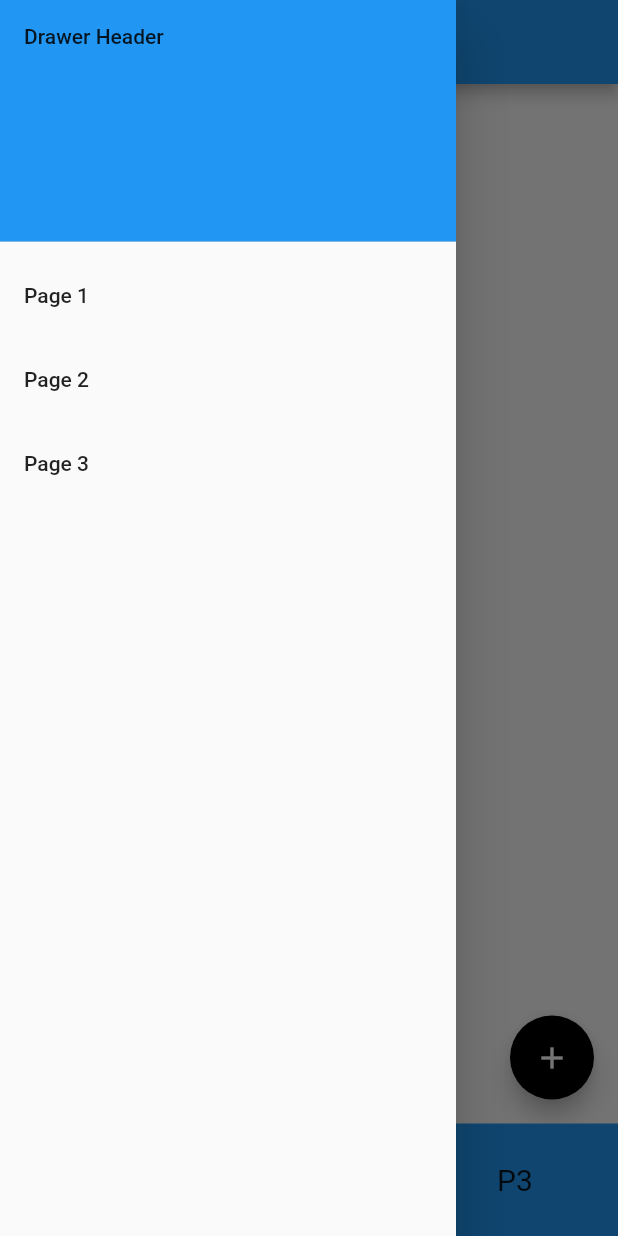
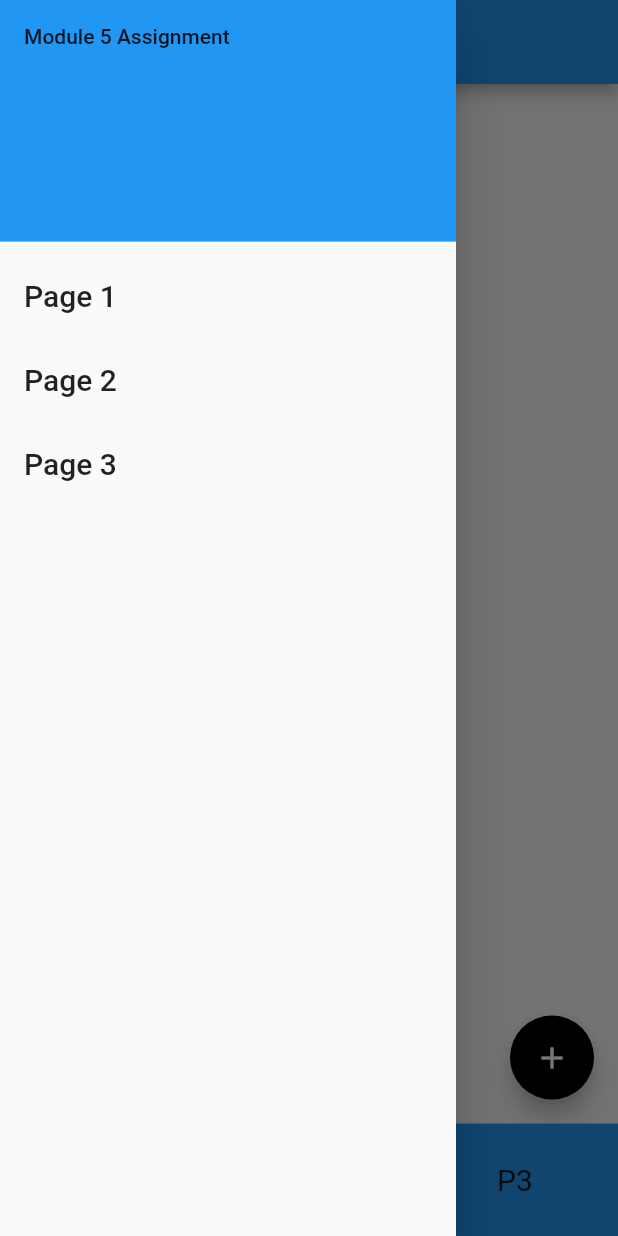
Before and after one commit to MDRifatkhan333/Ostad_Flutter_assignment, a Flutter app: the screen it shows after launch, with the side drawer open, on a phone screen of 412 x 824 dp. Run offline on Flutter 3.47's test engine with Material 2 defaults, Android fonts, the phone set to English and light mode, and no system bars; drawn by our look-alikes of curved_navigation_bar.

Commit message:
module 5

```diff
--- a/lib/homeScreen.dart
+++ b/lib/homeScreen.dart
@@ -52,24 +52,39 @@ class _MyHomeScreenState extends State<MyHomeScreen> {
               decoration: BoxDecoration(
                 color: Colors.blue,
               ),
-              child: Text('Drawer Header'),
+              child: Text('Module 5 Assignment'),
             ),
             ListTile(
-              title: const Text('Page 1'),
+              title: const Text(
+                'Page 1',
+                style: TextStyle(
+                  fontSize: 20,
+                ),
+              ),
               onTap: () {
                 _changePage(0);
                 Navigator.pop(context);
               },
             ),
             ListTile(
-              title: const Text('Page 2'),
+              title: const Text(
+                'Page 2',
+                style: TextStyle(
+                  fontSize: 20,
+                ),
+              ),
               onTap: () {
                 _changePage(1);
                 Navigator.pop(context);
               },
             ),
             ListTile(
-              title: const Text('Page 3'),
+              title: const Text(
+                'Page 3',
+                style: TextStyle(
+                  fontSize: 20,
+                ),
+              ),
               onTap: () {
                 _changePage(2);
                 Navigator.pop(context);
```
